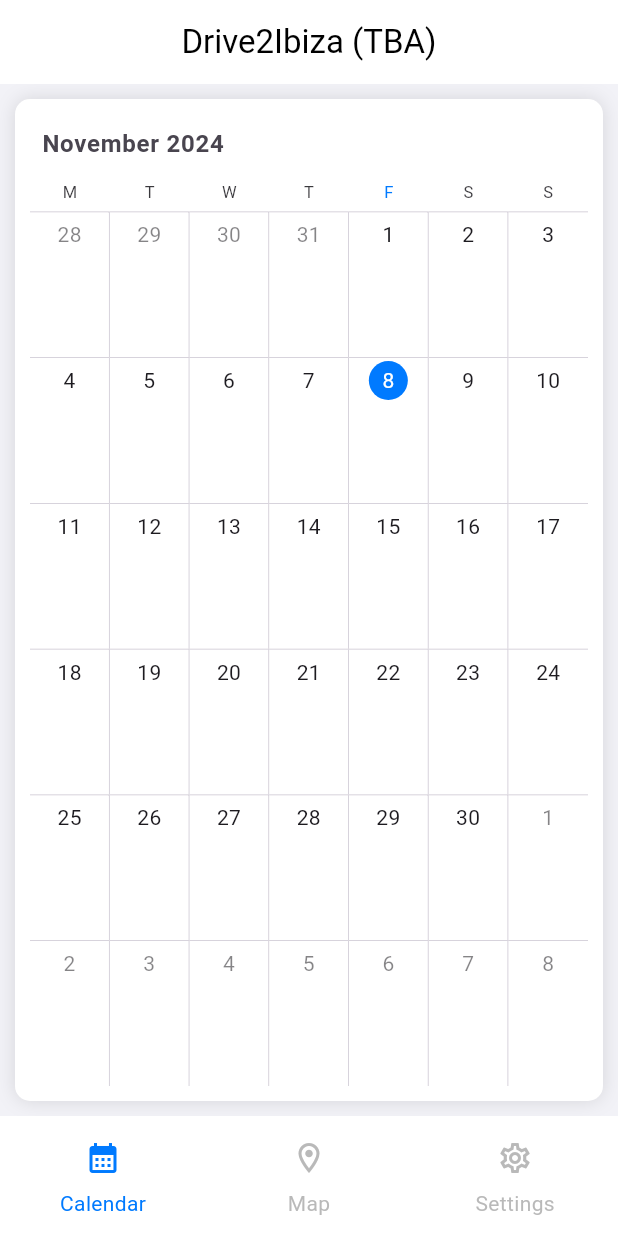
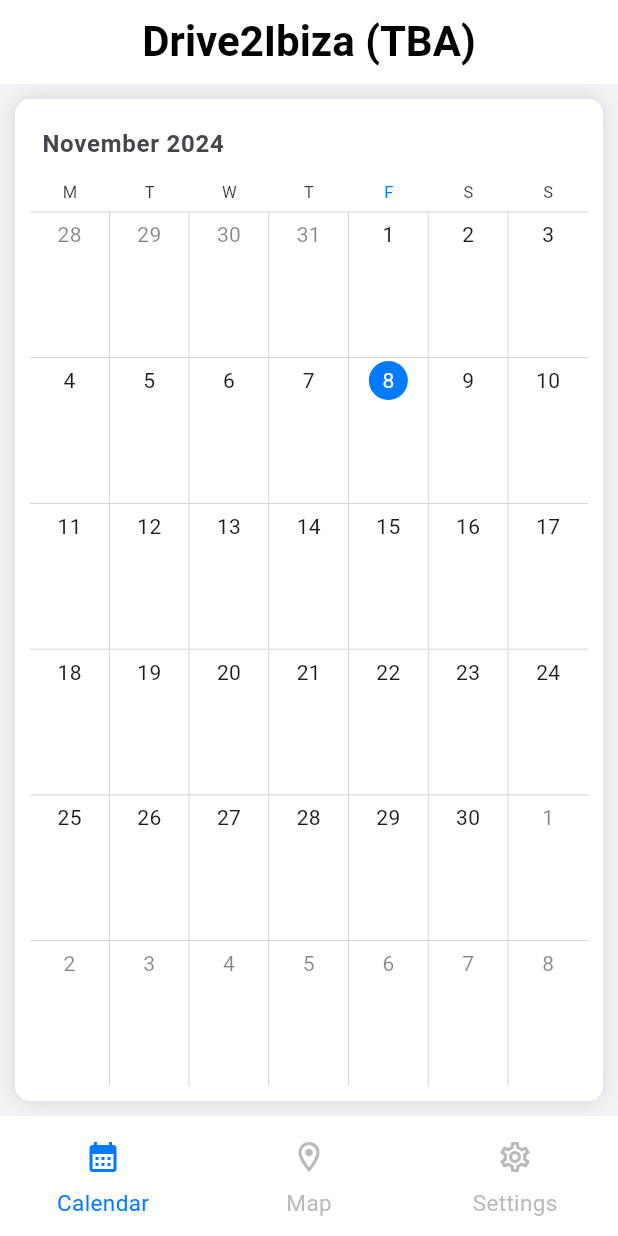
Before and after one commit to Bolzenpinguin/drive2ibiza, a Flutter app: the screen it shows after launch, after a tap on "Login", on a phone screen of 412 x 824 dp. Run offline on Flutter 3.47's test engine with Material 3 defaults, Android fonts, the phone set to English and light mode, and no system bars; drawn by our look-alikes of syncfusion_flutter_calendar; our stand-ins replace flutter_map, flutter_svg, latlong2.

Commit message:
create theme.dart, refactor app.dart to get the custom theme from theme.dart

```diff
--- a/lib/app.dart
+++ b/lib/app.dart
@@ -1,9 +1,10 @@
+import 'package:drive2ibiza/utils/theme.dart';
 import 'package:flutter/material.dart';
 import 'pages/navigation.dart';
 import 'pages/login/login.dart';
-import 'utils/styleguide.dart';
 
 // Placeholder for login
+// TODO: Login entwickeln
 bool login = false;
 
 class NavigationBarApp extends StatelessWidget {
@@ -12,37 +13,7 @@ class NavigationBarApp extends StatelessWidget {
   @override
   Widget build(BuildContext context) {
     return MaterialApp(
-      theme: ThemeData(
-        scaffoldBackgroundColor: appBackgroundColor, // Background Color main Content
-
-        appBarTheme: const AppBarTheme(
-          backgroundColor: appNavBarColor, // Down Nav bar background
-          foregroundColor: fontColor, // Text Color
-        ),
-
-        navigationBarTheme: NavigationBarThemeData(
-          backgroundColor: appNavBarColor,
-          indicatorColor: appNavBarColor, // to prevent a circle around the icon
-
-          iconTheme: WidgetStateProperty.resolveWith<IconThemeData>(
-                (Set<WidgetState> states) {
-              // Change color for selected/unselected items
-              if (states.contains(WidgetState.selected)) {
-                return const IconThemeData(color: appSelectedIconColor); // selected Color
-              }
-              return const IconThemeData(color: appUnselectedIconColor); // Unselected Color
-            },
-          ),
-          labelTextStyle: WidgetStateProperty.resolveWith<TextStyle>(
-                (Set<WidgetState> states) {
-              if (states.contains(WidgetState.selected)) {
-                return const TextStyle(color: appSelectedIconColor); // Selected label color
-              }
-              return const TextStyle(color: appSecondaryColor); // Unselected label color
-            },
-          ),
-        ),
-      ),
+      theme: AppTheme.lightTheme,
 
       // 0 is calendar page
       home: login ? const Navigation(currentIndex: 0,) : const Login(),
--- /dev/null
+++ b/lib/utils/theme.dart
@@ -0,0 +1,68 @@
+import 'package:flutter/material.dart';
+import 'styleguide.dart';
+
+class AppTheme {
+  // light Theme
+  static ThemeData lightTheme = ThemeData(
+    brightness: Brightness.light,
+    primaryColor: appPrimaryColor,
+    hintColor: appUnselectedIconColor,
+    scaffoldBackgroundColor: appBackgroundColor, // Background color for main content
+
+    // Navbar
+    appBarTheme: AppBarTheme(
+      backgroundColor: appNavBarColor, // Down Nav bar background
+      foregroundColor: fontColor, // Text color
+      elevation: 0,
+      titleTextStyle: TextStyle(
+        color: fontColor,
+        fontSize: primaryHeading,
+        fontWeight: FontWeight.bold,
+        fontFamily: 'Roboto',
+      ),
+    ),
+
+    navigationBarTheme: NavigationBarThemeData(
+      backgroundColor: appNavBarColor,
+      indicatorColor: appNavBarColor, // To prevent a circle around the icon
+      labelTextStyle: WidgetStateProperty.resolveWith<TextStyle>(
+          (Set<WidgetState> states) {
+            if (states.contains(WidgetState.selected)) {
+              return const TextStyle( // Selected State
+                color: appPrimaryColor,
+                fontWeight: FontWeight.normal,
+                fontSize: 15.0,
+                fontFamily: 'Roboto'
+              );
+            } return const TextStyle( // Unselected State
+              color: appUnselectedIconColor,
+              fontWeight: FontWeight.normal,
+              fontSize: 15.0,
+              fontFamily: 'Roboto'
+            );
+          }
+      ),
+      iconTheme: WidgetStateProperty.resolveWith<IconThemeData>(
+            (Set<WidgetState> states) {
+          if (states.contains(WidgetState.selected)) {
+            return const IconThemeData(color: appSelectedIconColor); // Selected State
+          }
+          return const IconThemeData(color: appUnselectedIconColor); // Unselected State
+        },
+      ),
+
+    ),
+
+    // Labels
+    textTheme: TextTheme(
+      labelMedium: TextStyle(
+        color: appSecondaryColor,
+        fontSize: 15.0,
+        fontFamily: 'Roboto',
+        fontWeight: FontWeight.normal,
+      ), // Default text color
+    ),
+
+
+  );
+}
```
Also changed, not shown: pubspec.yaml (+33 -0 lines), assets/fonts/Roboto/LICENSE.txt (added), assets/fonts/Roboto/Roboto-Black.ttf (added), assets/fonts/Roboto/Roboto-BlackItalic.ttf (added), assets/fonts/Roboto/Roboto-Bold.ttf (added), assets/fonts/Roboto/Roboto-BoldItalic.ttf (added), assets/fonts/Roboto/Roboto-Italic.ttf (added), assets/fonts/Roboto/Roboto-Light.ttf (added), assets/fonts/Roboto/Roboto-LightItalic.ttf (added), assets/fonts/Roboto/Roboto-Medium.ttf (added), assets/fonts/Roboto/Roboto-MediumItalic.ttf (added), assets/fonts/Roboto/Roboto-Regular.ttf (added), assets/fonts/Roboto/Roboto-Thin.ttf (added), assets/fonts/Roboto/Roboto-ThinItalic.ttf (added).
